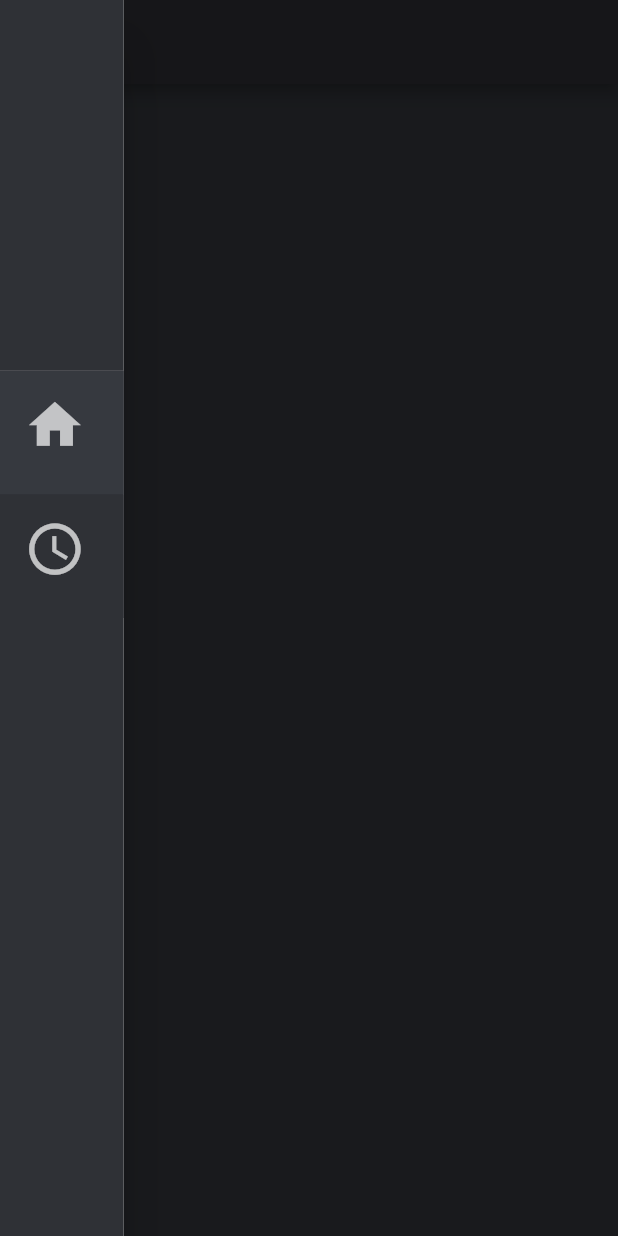
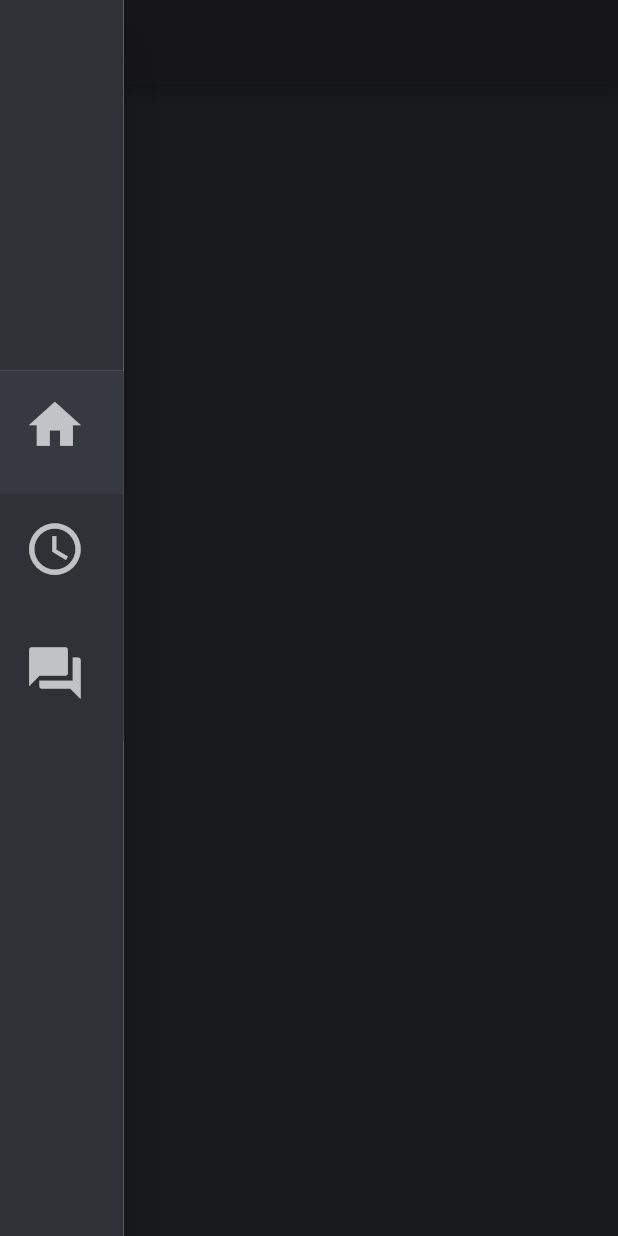
Before and after one commit to ideallyadarsh/Decoders-OLTP, a Flutter app: the AdminPanel screen opened directly, with the side drawer open, on a phone screen of 412 x 824 dp. Run offline on Flutter 3.47's test engine with Material 2 defaults, Android fonts, the light colour scheme and no system bars; our stand-ins replace cloud_firestore, firebase_auth; missing offline and left inert: dart:html; accounts and stored records are empty.

Commit message:
added Add Question Drawer Item

```diff
--- a/lib/screens/AdminPanel.dart
+++ b/lib/screens/AdminPanel.dart
@@ -2,6 +2,7 @@ import 'package:cloud_firestore/cloud_firestore.dart';
 import 'package:flutter/material.dart';
 import 'package:oltp/models/AnswerModel.dart';
 import 'package:oltp/models/StudentResultModel.dart';
+import 'package:oltp/screens/widgets/AdminAddQuestions.dart';
 import 'package:oltp/screens/widgets/AdminHome.dart';
 import 'package:oltp/screens/widgets/AdminResults.dart';
 
@@ -23,6 +24,7 @@ class _AdminPanelState extends State<AdminPanel> {
   final drawerItems = [
     new DrawerItem("Home", Icons.home),
     new DrawerItem("Results", Icons.schedule),
+    new DrawerItem("Add Questions",Icons.question_answer)
   ];
 
   _getDrawerItemWidget(int pos) {
@@ -32,7 +34,7 @@ class _AdminPanelState extends State<AdminPanel> {
       case 1:
         return new AdminResults();
       case 2:
-        return new Text("Error");
+        return new AdminAddQuestion();
       case 3:
         return new Text("Error");
       default:
```
